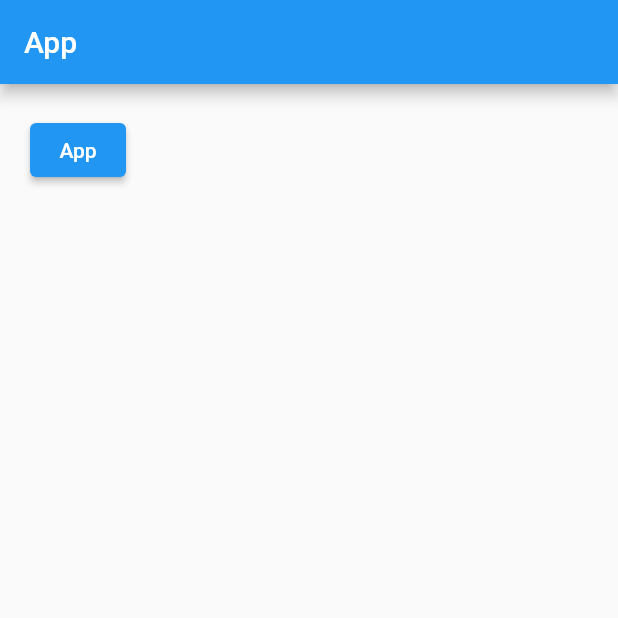
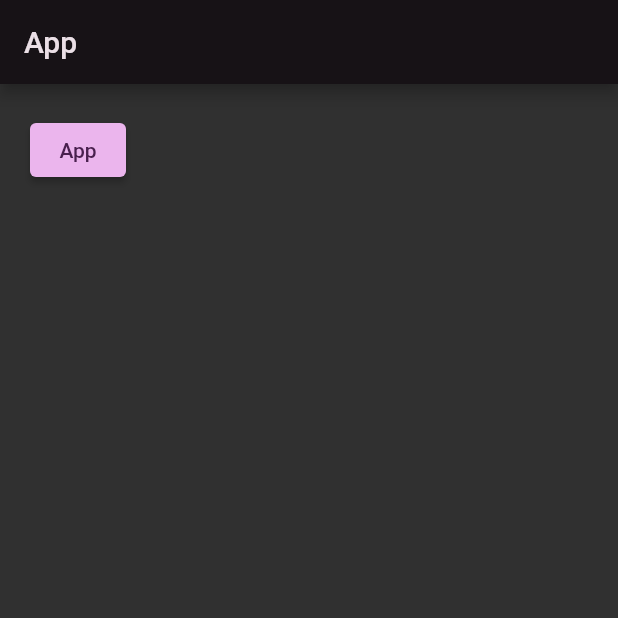
Before and after one commit to MichaelChernyshevsky/Initial, a Flutter app: the screen it shows after launch, on a phone screen of 412 x 824 dp, the top half of it. Run offline on Flutter 3.47's test engine with Material 2 defaults, Android fonts, the phone set to English and light mode, and no system bars; our stand-ins replace equatable, flutter_bloc, get_it.

Commit message:
add theme for flutter-initial

```diff
--- a/flutter/lib/interface/screens/common/screen.dart
+++ b/flutter/lib/interface/screens/common/screen.dart
@@ -25,7 +25,7 @@ class _ScreenState extends State<Screen> {
     super.initState();
   }
 
-  getData(List<Folder> arr) {
+  void getData(List<Folder> arr) {
     if (arr.isNotEmpty) {
       elements = arr;
       state = AppState.loaded;
@@ -34,7 +34,7 @@ class _ScreenState extends State<Screen> {
     }
   }
 
-  createFolder(title) => _bloc!.add(CreateFolderEvent(title: title));
+  void createFolder(String title) => _bloc!.add(CreateFolderEvent(title: title));
 
   Future<void> _displayTextInputDialog(BuildContext context) async {
     String valueText = '';
--- a/flutter/lib/main.dart
+++ b/flutter/lib/main.dart
@@ -35,6 +35,12 @@ class MyApp extends StatelessWidget {
   @override
   Widget build(BuildContext context) {
     return MaterialApp(
+      theme: ThemeData(
+        colorScheme: ColorScheme.fromSeed(
+          seedColor: Colors.purple,
+          brightness: Brightness.dark,
+        ),
+      ),
       title: AppLocalizations.current.appName,
       localizationsDelegates: const [
         AppLocalizationsDelegate(),
```
Also changed, not shown: 3 other files.
